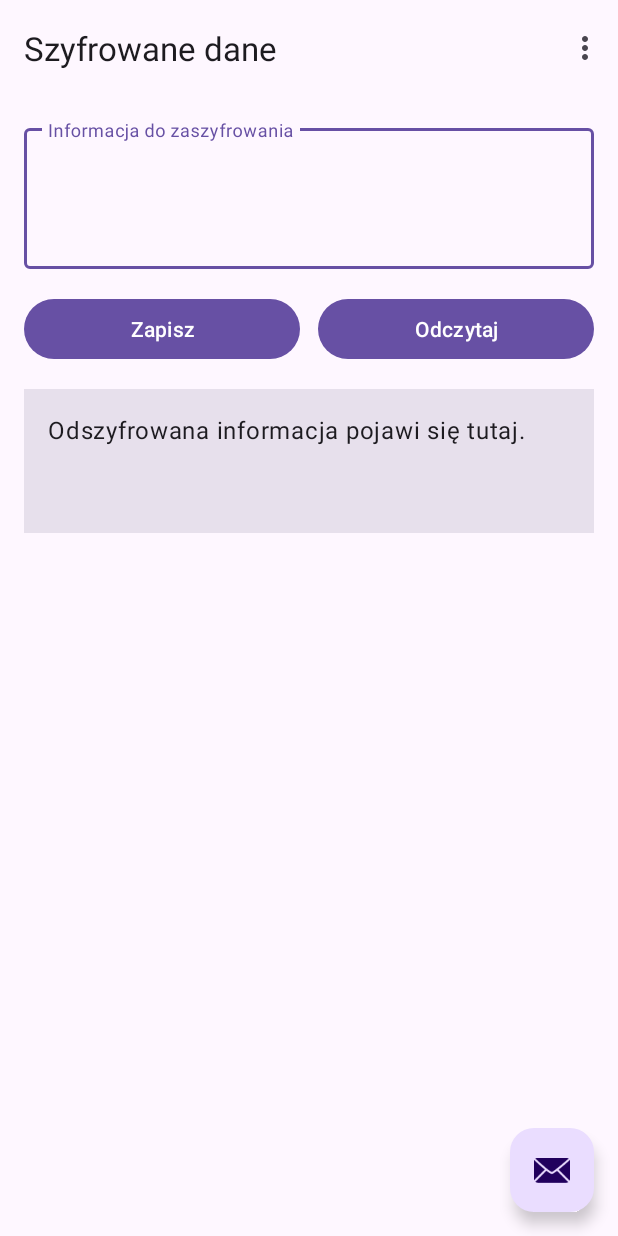
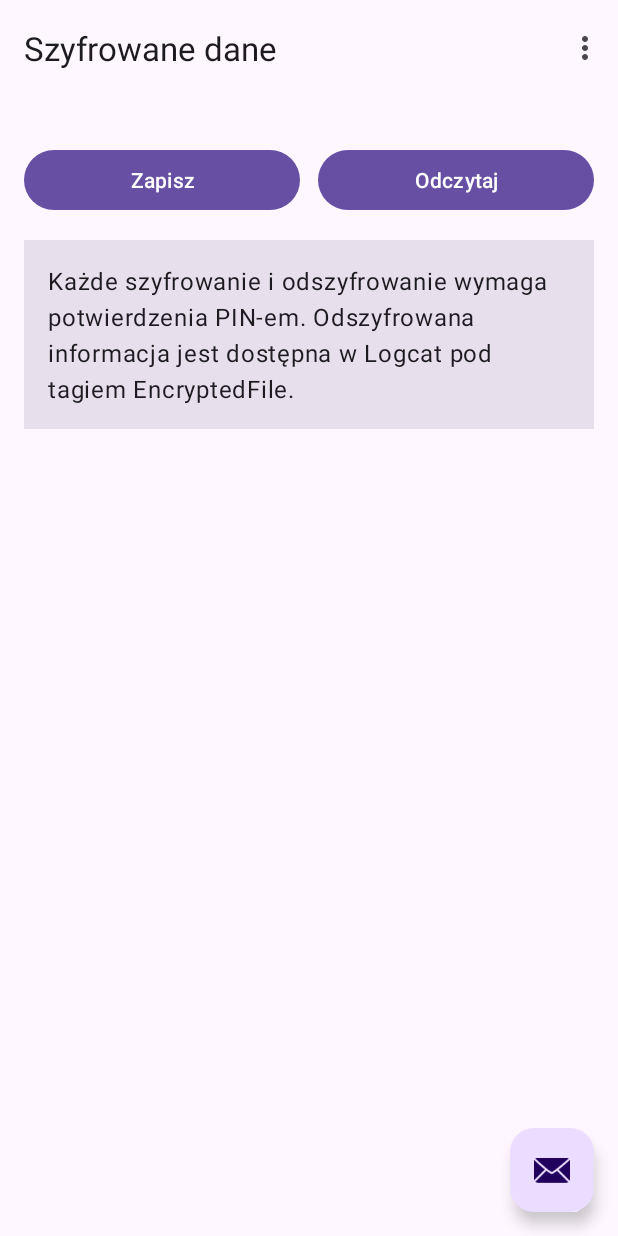
Before and after one commit to KonSprin/BAM, an Android app: the screen it shows after launch (MainActivity), on a phone screen of 412 x 824 dp. Run offline under Robolectric (Android 15) with nearby library versions, the phone set to English and light mode, and no system bars; our stand-ins replace navigation-ui.

Commit message:
user authentication

```diff
--- a/lab1/app/build.gradle.kts
+++ b/lab1/app/build.gradle.kts
@@ -49,6 +49,7 @@ dependencies {
     implementation(libs.androidx.core.ktx)
     implementation(libs.androidx.navigation.fragment.ktx)
     implementation(libs.androidx.navigation.ui.ktx)
+    implementation("androidx.biometric:biometric:1.1.0")
     implementation(libs.material)
     testImplementation(libs.junit)
     androidTestImplementation(libs.androidx.espresso.core)
--- a/lab1/app/src/main/res/layout/fragment_first.xml
+++ b/lab1/app/src/main/res/layout/fragment_first.xml
@@ -11,24 +11,6 @@
         android:layout_height="wrap_content"
         android:padding="16dp">
 
-        <com.google.android.material.textfield.TextInputLayout
-            android:id="@+id/input_layout"
-            android:layout_width="0dp"
-            android:layout_height="wrap_content"
-            android:hint="@string/input_hint"
-            app:layout_constraintEnd_toEndOf="parent"
-            app:layout_constraintStart_toStartOf="parent"
-            app:layout_constraintTop_toTopOf="parent">
-
-            <com.google.android.material.textfield.TextInputEditText
-                android:id="@+id/input_edit_text"
-                android:layout_width="match_parent"
-                android:layout_height="wrap_content"
-                android:gravity="top|start"
-                android:inputType="textMultiLine"
-                android:minLines="3" />
-        </com.google.android.material.textfield.TextInputLayout>
-
         <Button
             android:id="@+id/save_button"
             android:layout_width="0dp"
@@ -38,7 +20,7 @@
             app:layout_constraintEnd_toStartOf="@id/load_button"
             app:layout_constraintHorizontal_chainStyle="spread"
             app:layout_constraintStart_toStartOf="parent"
-            app:layout_constraintTop_toBottomOf="@id/input_layout" />
+            app:layout_constraintTop_toTopOf="parent" />
 
         <Button
             android:id="@+id/load_button"
@@ -49,7 +31,7 @@
             android:text="@string/load"
             app:layout_constraintEnd_toEndOf="parent"
             app:layout_constraintStart_toEndOf="@id/save_button"
-            app:layout_constraintTop_toBottomOf="@id/input_layout" />
+            app:layout_constraintTop_toTopOf="parent" />
 
         <TextView
             android:id="@+id/output_text_view"
@@ -59,7 +41,7 @@
             android:background="?attr/colorSurfaceVariant"
             android:minHeight="96dp"
             android:padding="16dp"
-            android:text="@string/output_placeholder"
+            android:text="@string/logcat_instruction"
             android:textAppearance="?attr/textAppearanceBodyLarge"
             app:layout_constraintEnd_toEndOf="parent"
             app:layout_constraintStart_toStartOf="parent"
--- a/lab1/app/src/main/res/values/strings.xml
+++ b/lab1/app/src/main/res/values/strings.xml
@@ -9,15 +9,12 @@
     <string name="second_activity_title">Druga aktywność</string>
     <string name="second_activity_message">To jest druga aktywność</string>
     <string name="back">Wróć</string>
-    <string name="input_hint">Informacja do zaszyfrowania</string>
     <string name="save">Zapisz</string>
     <string name="load">Odczytaj</string>
-    <string name="output_placeholder">Odszyfrowana informacja pojawi się tutaj.</string>
-    <string name="encrypted_data_saved">Zaszyfrowane dane zapisano.</string>
-    <string name="encrypted_data_save_error">Nie udało się zaszyfrować i zapisać danych.</string>
-    <string name="encrypted_file_not_found">Brak zapisanego pliku z zaszyfrowanymi danymi.</string>
-    <string name="encrypted_data_load_error">Nie udało się odczytać lub odszyfrować danych.</string>
-    <string name="shared_storage_not_supported">Zapis w pamięci wspólnej wymaga Androida 10 lub nowszego.</string>
+    <string name="logcat_instruction">Każde szyfrowanie i odszyfrowanie wymaga potwierdzenia PIN-em. Odszyfrowana informacja jest dostępna w Logcat pod tagiem EncryptedFile.</string>
+    <string name="authentication_title">Potwierdź tożsamość</string>
+    <string name="authentication_encrypt_reason">PIN jest wymagany do zaszyfrowania danych.</string>
+    <string name="authentication_decrypt_reason">PIN jest wymagany do odszyfrowania danych.</string>
 
     <string name="lorem_ipsum">
         Lorem ipsum dolor sit amet, consectetur adipiscing elit. Nam in scelerisque sem. Mauris
```
Also changed, not shown: lab1/app/src/main/java/com/example/lab1/FirstFragment.kt (+74 -67 lines).
